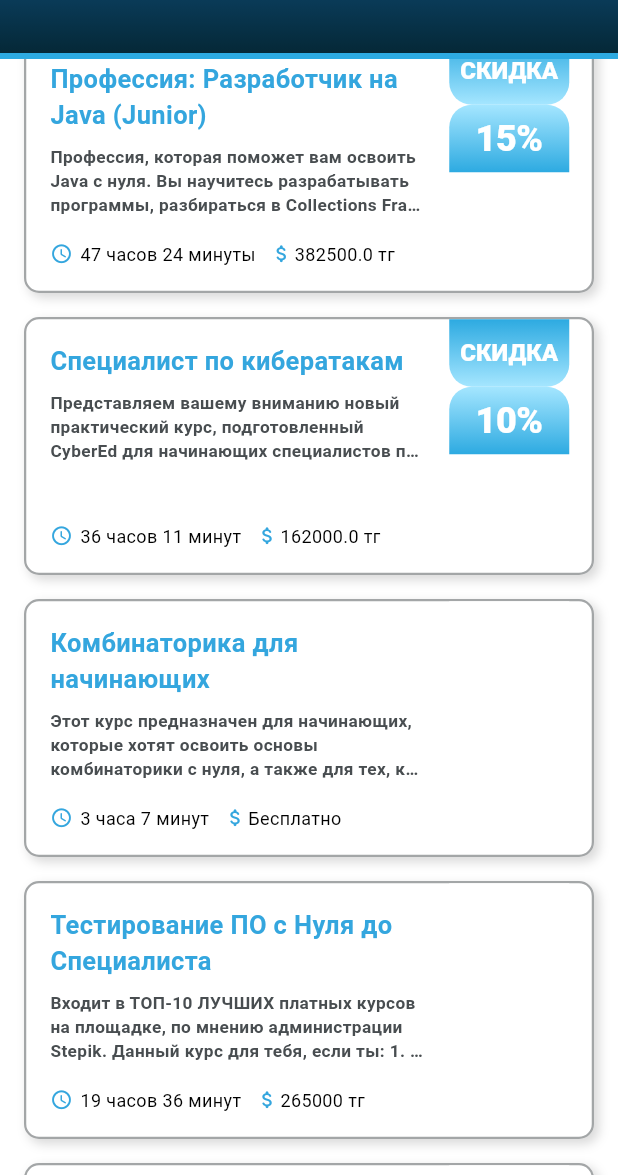
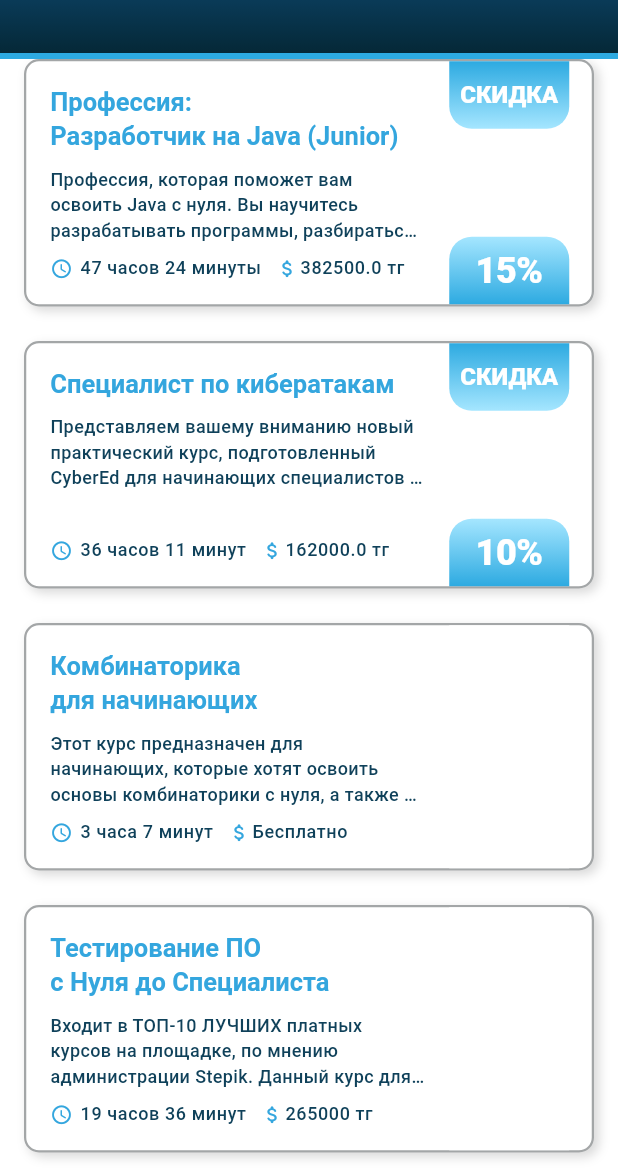
Before and after one commit to BooKostakis/ufuture_test, a Flutter app: the screen it shows after launch, on a phone screen of 412 x 824 dp, the part 61-1236 px from its top. Run offline on Flutter 3.47's test engine with Material 3 defaults, Android fonts, the light colour scheme and no system bars; our stand-ins replace flutter_bloc, freezed_annotation, go_router.

Commit message:
done: Course_details

```diff
--- a/lib/common/navigation/app_router.dart
+++ b/lib/common/navigation/app_router.dart
@@ -1,6 +1,6 @@
 import 'package:go_router/go_router.dart';
-import 'package:ufuture_test/course_details_screen/course_details_screen.dart';
-import 'package:ufuture_test/home_screen/home_screen_view.dart';
+import 'package:ufuture_test/screens/course_details_screen/course_details_screen.dart';
+import 'package:ufuture_test/screens/home_screen/home_screen_view.dart';
 
 enum AppRoute { home, courseDetails }
 
--- a/lib/courses/course_tile.dart
+++ b/lib/courses/course_tile.dart
@@ -5,7 +5,6 @@ class CourseTile extends StatelessWidget {
   final String courseName;
   final String courseDescription;
   final String courseTime;
-  // final Image courseImage;
   final int coursePrice;
   final int? courseDiscount;
   final VoidCallback? onTap;
@@ -16,7 +15,6 @@ class CourseTile extends StatelessWidget {
     required this.courseName,
     required this.courseDescription,
     required this.courseTime,
-    // required this.courseImage,
     required this.coursePrice,
     this.courseDiscount,
     this.onTap,
@@ -30,7 +28,7 @@ class CourseTile extends StatelessWidget {
         child: Stack(
           children: [
             Container(
-              height: 172,
+              height: 165,
               decoration: BoxDecoration(
                   color: Colors.white,
                   border: Border.all(
@@ -55,15 +53,11 @@ class CourseTile extends StatelessWidget {
                         SizedBox(
                             width: 250,
                             child: Text(
-                              maxLines: 2,
-                              overflow: TextOverflow.ellipsis,
-                              courseName,
-                              style: const TextStyle(
-                                  fontSize: 17,
-                                  fontWeight: FontWeight.w700,
-                                  fontFamily: 'Roboto',
-                                  color: Color.fromRGBO(52, 166, 222, 1)),
-                            )),
+                                maxLines: 2,
+                                overflow: TextOverflow.ellipsis,
+                                courseName,
+                                style:
+                                    Theme.of(context).textTheme.headlineSmall)),
                         const SizedBox(
                           height: 8,
                         ),
@@ -73,11 +67,7 @@ class CourseTile extends StatelessWidget {
                             maxLines: 3,
                             overflow: TextOverflow.ellipsis,
                             courseDescription,
-                            style: const TextStyle(
-                                fontSize: 11.5,
-                                fontWeight: FontWeight.w600,
-                                fontFamily: 'Roboto',
-                                color: Color.fromARGB(255, 72, 77, 80)),
+                            style: Theme.of(context).textTheme.bodyMedium,
                           ),
                         ),
                         const Expanded(
@@ -102,7 +92,7 @@ class CourseTile extends StatelessWidget {
                               ),
                               Text(
                                 courseTime,
-                                style: const TextStyle(fontSize: 12),
+                                style: Theme.of(context).textTheme.bodySmall,
                               ),
                               const SizedBox(
                                 width: 10,
@@ -123,7 +113,7 @@ class CourseTile extends StatelessWidget {
                                     : courseDiscount != null
                                         ? '${coursePrice - (coursePrice / 100 * courseDiscount!)} тг'
                                         : '$coursePrice тг',
-                                style: const TextStyle(fontSize: 12),
+                                style: Theme.of(context).textTheme.bodySmall,
                               )
                             ],
                           ),
@@ -161,10 +151,12 @@ class CourseTile extends StatelessWidget {
                                 style:
                                     Theme.of(context).textTheme.displayMedium)),
                       ),
-                      // Expanded(
-                      //   child:
-                      //       SizedBox(width: 55, height: 55, child: courseImage),
-                      // ),
+                      Expanded(
+                        child: SizedBox(
+                          width: 55,
+                          height: 55,
+                        ),
+                      ),
                       Container(
                         width: 80,
                         height: 45,
@@ -176,8 +168,8 @@ class CourseTile extends StatelessWidget {
                             bottomRight: Radius.circular(0),
                           ),
                           gradient: LinearGradient(
-                            begin: Alignment.bottomCenter, // Начало градиента
-                            end: Alignment.topCenter, // Конец градиента
+                            begin: Alignment.bottomCenter,
+                            end: Alignment.topCenter,
                             colors: [
                               courseDiscount != null
                                   ? const Color.fromRGBO(45, 170, 225, 1)
--- a/lib/courses/courses_repository.dart
+++ b/lib/courses/courses_repository.dart
@@ -4,11 +4,10 @@ class CoursesRepository {
   final List<CourseModel> courseList = [
     CourseModel(
       id: 101,
-      courseName: 'Профессия: Разработчик на Java (Junior)',
+      courseName: 'Профессия: \nРазработчик на Java (Junior)',
       courseDescription:
           'Профессия, которая поможет вам освоить Java с нуля. Вы научитесь разрабатывать программы, разбираться в Collections Framework, работать с многопоточностью и тестировать свои программы с помощью JUnit. Программа курсов также включает изучение Spring Framework, основ работы с Git, навыков SQL и работы в командной строке Linux. Вы также сможете подготовиться к собеседованию.',
       courseTime: '47 часов 24 минуты',
-      // courseImage: Image.asset(AppImages.javaLogo),
       coursePrice: 450000,
       courseDiscount: 15,
     ),
@@ -18,27 +17,24 @@ class CoursesRepository {
       courseDescription:
           'Представляем вашему вниманию новый практический курс, подготовленный CyberEd для начинающих специалистов по информационной безопасности «Специалист по противодействию кибератакам». Этот курс о том, с чего начинается информационная безопасность, как начать выстраивать эффективную защиту и о том, как порой возможно довольно простыми действиями противостоять злоумышленникам в режиме реального времени.',
       courseTime: '36 часов 11 минут',
-      // courseImage: Image.asset(AppImages.cyberAtac),
       coursePrice: 180000,
       courseDiscount: 10,
     ),
     CourseModel(
       id: 103,
-      courseName: 'Комбинаторика для начинающих',
+      courseName: 'Комбинаторика \nдля начинающих',
       courseDescription:
           'Этот курс предназначен для начинающих, которые хотят освоить основы комбинаторики с нуля, а также для тех, кто когда-то изучал этот раздел математики, но нуждается в обновлении и систематизации знаний.',
       courseTime: '3 часа 7 минут',
-      // courseImage: Image.asset(AppImages.combinatorica),
       coursePrice: 0,
       // courseDiscount: 15,
     ),
     CourseModel(
       id: 104,
-      courseName: 'Тестирование ПО с Нуля до Специалиста',
+      courseName: 'Тестирование ПО \nс Нуля до Специалиста',
       courseDescription:
           'Входит в ТОП-10 ЛУЧШИХ платных курсов на площадке, по мнению администрации Stepik. Данный курс для тебя, если ты: 1. Планируешь сменить профессию и начать свою карьеру в IT 2. Задумался о том: как стать тестировщиком? 3. Ищешь качественный материал для обучения по профессии QA Engineer. 4. Хочешь освежить и дополнить свои знания. ДОМАШНИЕ ЗАДАНИЯ ПРОВЕРЯЮТСЯ ЛИЧНО АВТОРОМ + так же есть разнообразные тестовые задания!',
       courseTime: '19 часов 36 минут',
-      // courseImage: Image.asset(AppImages.potest),
       coursePrice: 265000,
       // courseDiscount: 15,
     ),
@@ -48,7 +44,6 @@ class CoursesRepository {
       courseDescription:
           'Программа "SQL c нуля" — это ключ к миру баз данных. Узнайте самые важные основы о реляционных базах данных и языке SQL. Программа состоит из двух курсов- бесплатного, в котором Вы познакомитесь с языком, научитесь выполнять запросы, и платного, если захотите узнать больше! Вам доступны структурированные лекции, почти 200 тестовых и интерактивных задач. Получите навыки, чтобы стать востребованным IT-специалистом. Получите знания для своей мечты!',
       courseTime: '36 часов 44 минуты',
-      // courseImage: Image.asset(AppImages.sql),
       coursePrice: 320000,
       // courseDiscount: 15,
     ),
@@ -58,7 +53,6 @@ class CoursesRepository {
       courseDescription:
           'Программа курсов для начинающих аналитиков данных. Вы научитесь писать и отлаживать скрипты на Python, работать с таблицами данных, извлекать и анализировать данные из баз данных с помощью SQL. Кроме того, вы освоите методы планирования и проведения А/Б-тестов, а также анализ их результатов. Наконец, вы узнаете, как создавать информативные и визуально привлекательные графики и дашборды в Tableau для поддержки принятия решений.',
       courseTime: '31 час 55 минут',
-      // courseImage: Image.asset(AppImages.dataAnalis),
       coursePrice: 430000,
       courseDiscount: 20,
     ),
--- a/lib/resources/app_images.dart
+++ b/lib/resources/app_images.dart
@@ -7,7 +7,9 @@ class AppImages {
   static const String combinatorica = 'assets/images/combinatorica.png';
   static const String cyberAtac = 'assets/images/cyberAtac.png';
   static const String dataAnalis = 'assets/images/dataAnalis.jpg';
+  static const String i = 'assets/images/i.webp';
   static const String javaLogo = 'assets/images/java_logo.png';
   static const String sql = 'assets/images/sql.png';
+  static const String student = 'assets/images/student.png';
   static const String ustudyLogo = 'assets/images/ustudy_logo.png';
 }
--- a/lib/home_screen/home_screen_view.dart
+++ b/lib/screens/home_screen/home_screen_view.dart
@@ -21,12 +21,15 @@ class HomeScreenView extends StatelessWidget {
         builder: (context, state) {
           if (state.status == CourseStatus.success) {
             return ListView.builder(
+                padding: EdgeInsets.fromLTRB(0, 16, 0, 16),
                 physics: const BouncingScrollPhysics(),
                 itemCount: state.courses?.length,
                 itemBuilder: (BuildContext context, int index) {
                   final course = state.courses?[index];
                   return course == null
-                      ? SizedBox()
+                      ? Center(
+                          child: Text('Не удалось загрузить курсы.'),
+                        )
                       : CourseTile(
                           onTap: () {
                             context.read<CourseCubit>().selectCourse(course);
@@ -42,7 +45,21 @@ class HomeScreenView extends StatelessWidget {
                 });
           }
           return Center(
-            child: CircularProgressIndicator(), // РАЗОБРАТЬСЯ!
+            child: Column(
+              mainAxisAlignment: MainAxisAlignment.center,
+              children: [
+                CircularProgressIndicator(
+                    strokeWidth: 6,
+                    color: Theme.of(context).colorScheme.tertiary),
+                SizedBox(
+                  height: 10,
+                ),
+                Text(
+                  'Подгружаем свежие курсы...',
+                  style: Theme.of(context).textTheme.bodyLarge,
+                )
+              ],
+            ),
           );
         },
       ),
--- a/lib/theme.dart
+++ b/lib/theme.dart
@@ -5,6 +5,22 @@ final theme = ThemeData(
     cursorColor: Color.fromRGBO(52, 166, 222, 1), //thereby
   ),
   textTheme: const TextTheme(
+    headlineMedium: TextStyle(
+        color: Color.fromRGBO(45, 170, 225, 1),
+        fontSize: 22,
+        fontWeight: FontWeight.w700,
+        fontFamily: 'Roboto'),
+    headlineSmall: TextStyle(
+      fontSize: 17,
+      fontWeight: FontWeight.w700,
+      fontFamily: 'Roboto',
+      color: Color.fromRGBO(52, 166, 222, 1),
+    ),
+    titleLarge: TextStyle(
+        color: Color.fromRGBO(15, 65, 90, 1),
+        fontSize: 16,
+        fontWeight: FontWeight.w500,
+        fontFamily: 'Roboto'),
     displayLarge: TextStyle(
         color: Colors.white,
         fontSize: 24,
@@ -14,8 +30,24 @@ final theme = ThemeData(
         color: Colors.white,
         fontSize: 16,
         fontWeight: FontWeight.w900,
-          fontFamily: 'Roboto')),
-  appBarTheme: const AppBarTheme(
+        fontFamily: 'Roboto'),
+    bodyLarge: TextStyle(
+        color: Color.fromRGBO(15, 65, 90, 1),
+        fontSize: 14,
+        fontWeight: FontWeight.w500,
+        fontFamily: 'Roboto'),
+    bodyMedium: TextStyle(
+        color: Color.fromRGBO(15, 65, 90, 1),
+        fontSize: 12,
+        fontWeight: FontWeight.w500,
+        fontFamily: 'Roboto'),
+    bodySmall: TextStyle(
+        color: Color.fromRGBO(15, 65, 90, 1),
+        fontSize: 12,
+        fontWeight: FontWeight.w500,
+        fontFamily: 'Roboto'),
+  ),
+  appBarTheme: AppBarTheme(
     centerTitle: true,
     foregroundColor: Colors.white,
     backgroundColor: Color.fromARGB(255, 0, 25, 50),
@@ -26,7 +58,7 @@ final theme = ThemeData(
         color: Colors.white,
         letterSpacing: 1.5),
   ),
-  colorScheme: const ColorScheme.light(
+  colorScheme: ColorScheme.light(
     primary: Colors.white,
     secondary: Color.fromRGBO(15, 65, 90, 1),
     tertiary: Color.fromRGBO(45, 170, 225, 1),
--- a/pubspec.yaml
+++ b/pubspec.yaml
@@ -19,6 +19,7 @@ dependencies:
   go_router: ^14.2.8
   freezed_annotation: ^2.4.4
   flutter_bloc: ^8.1.6
+  intl: ^0.19.0
 
 dev_dependencies:
   flutter_test:
```
Also changed, not shown: lib/course_details_screen/course_details_screen.dart (deleted, +0 -10 lines), lib/courses/course_details_widget.dart (deleted, +0 -28 lines), lib/screens/course_details_screen/course_details_screen.dart (added, +98 -0 lines), assets/images/i.webp (added), assets/images/student.png (added), lib/courses/view/course_view.dart (deleted), pubspec.lock. Lines whose indentation alone changed are shown as unchanged.
